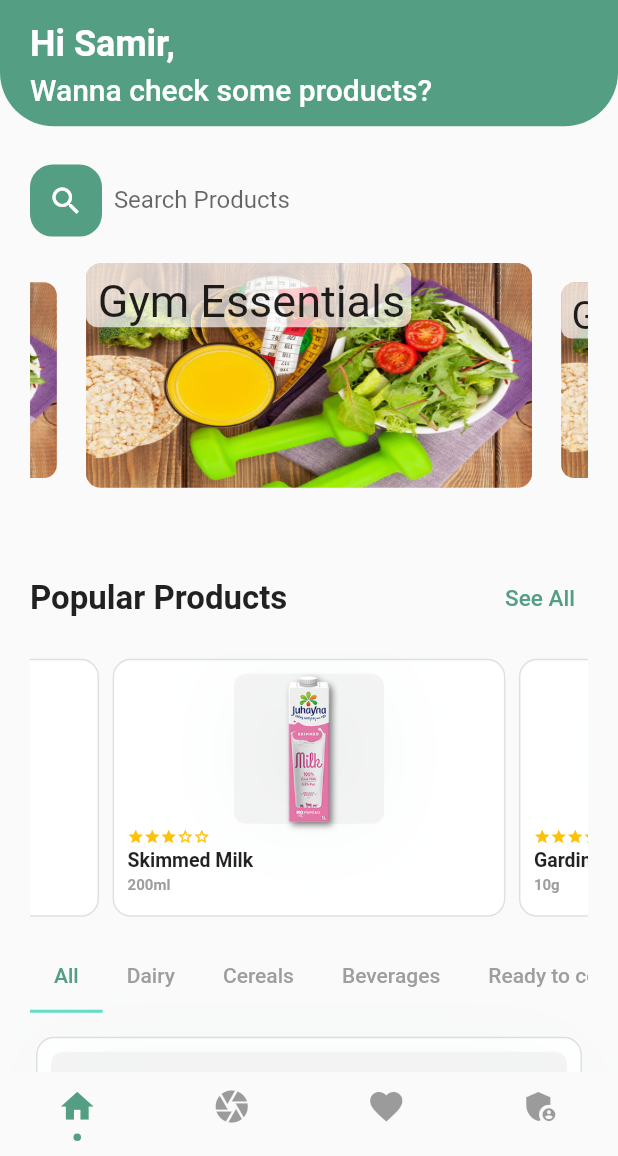
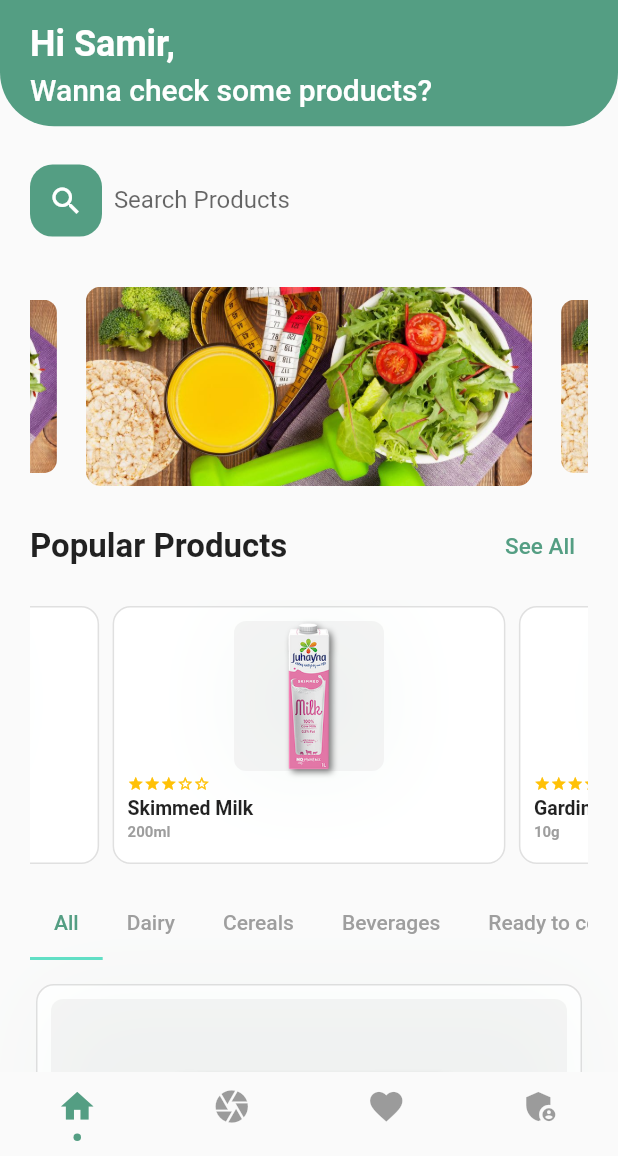
Before and after one commit to SteevenAlbert/AR-Grocery-Shopping-Companion, a Flutter app: the screen it shows after launch, on a phone screen of 412 x 824 dp, the part 80-1236 px from its top. Run offline on Flutter 3.47's test engine with Material 2 defaults, Android fonts, the phone set to English and light mode, and no system bars; drawn by our look-alikes of carousel_slider, persistent_bottom_nav_bar, simple_shadow; our stand-ins replace fl_chart, flutter_rating_bar, flutter_svg, go_router, image_picker, like_button; missing offline and left inert: animated_button, augmented_reality_plugin_wikitude, chip_list, favorite_button, flutter_session_manager.

Commit message:
Carousel responsiveness

```diff
--- a/lib/screens/home/components/carousel.dart
+++ b/lib/screens/home/components/carousel.dart
@@ -9,35 +9,20 @@ class CarouselSliderExample extends StatelessWidget {
         items: [
           Stack(children: [
             Container(
+              margin: EdgeInsets.symmetric(vertical: 16.0),
               width: MediaQuery.of(context).size.width,
-              height: 150,
               decoration: BoxDecoration(
                 borderRadius: BorderRadius.circular(10.0),
                 image: DecorationImage(
                   image: new AssetImage("assets/images/gym.jpeg"),
-                  fit: BoxFit.fill,
+                  fit: BoxFit.cover,
                 ),
               ),
             ),
-            Positioned(
-              child: Container(
-                decoration: BoxDecoration(
-                  borderRadius: BorderRadius.circular(8),
-                  color: Colors.white.withOpacity(0.7),
-                ),
-                child: Padding(
-                  padding: const EdgeInsets.only(top: 8.0, left: 8, right: 4),
-                  child: Text(
-                    'Gym Essentials',
-                    style: TextStyle(fontSize: 30),
-                  ),
-                ),
-              ),
-            )
           ]),
         ],
         options: CarouselOptions(
-          height: 200.0,
+          height: MediaQuery.of(context).size.height*0.2,
           enlargeCenterPage: true,
           autoPlay: true,
           aspectRatio: 16 / 9,
```
